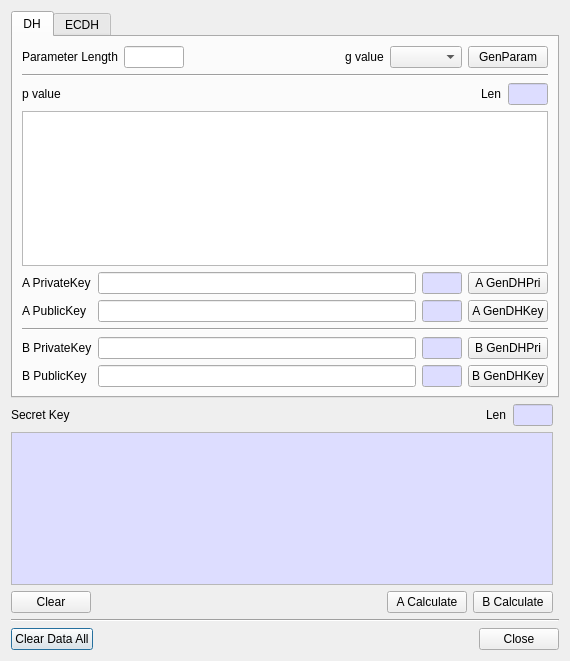
Qt form BerEditor/key_agree_dlg.ui (jykim74/BerEditor) before a commit.
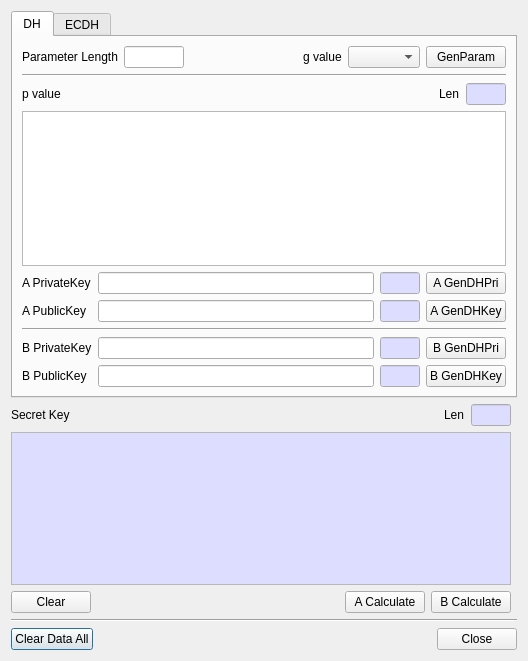
The same form after that commit.

Commit message: KeyAgree 최소 넓이 확장

Patch:
```diff
--- a/BerEditor/key_agree_dlg.ui
+++ b/BerEditor/key_agree_dlg.ui
@@ -6,7 +6,7 @@
    <rect>
     <x>0</x>
     <y>0</y>
-    <width>570</width>
+    <width>524</width>
     <height>661</height>
    </rect>
   </property>
@@ -23,6 +23,12 @@
    </item>
    <item row="3" column="0">
     <widget class="QPlainTextEdit" name="mSecretKeyText">
+     <property name="minimumSize">
+      <size>
+       <width>500</width>
+       <height>0</height>
+      </size>
+     </property>
      <property name="palette">
       <palette>
        <active>
```
